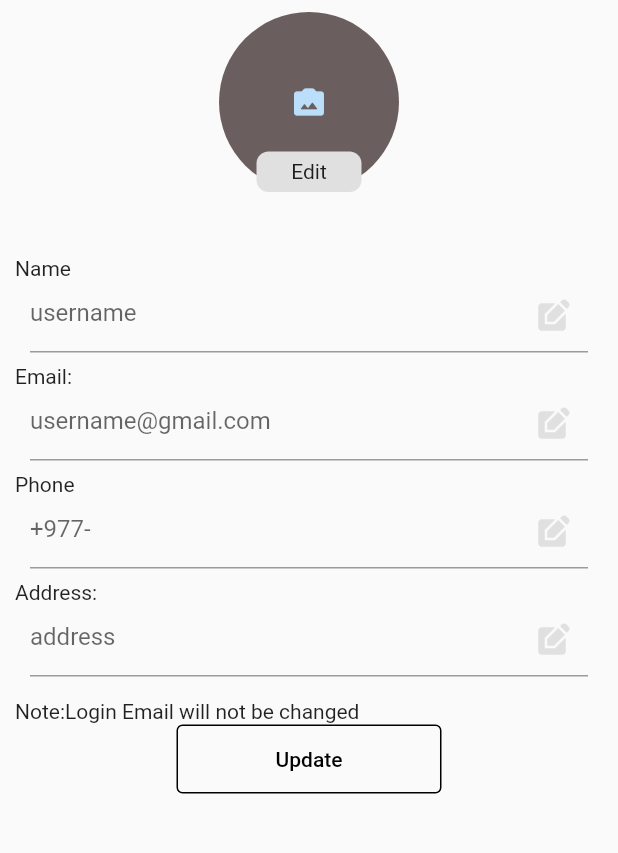
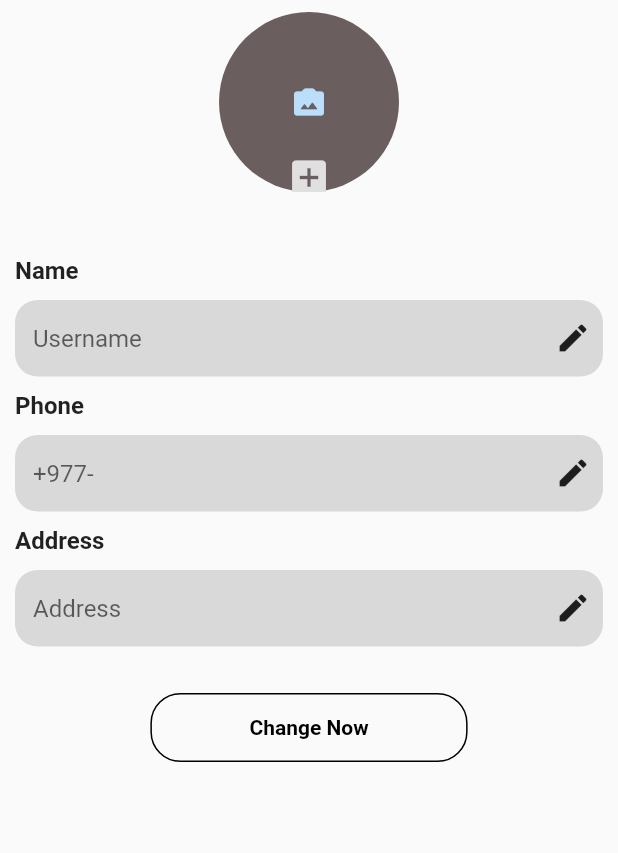
Before and after one commit to aakritip15/E_commerce, a Flutter app: the EditInfo screen opened directly, on a phone screen of 412 x 824 dp, the part 84-937 px from its top. Run offline on Flutter 3.47's test engine with Material 2 defaults, Android fonts, the phone set to English and light mode, and no system bars; our stand-ins replace cloud_firestore, feather_icons, firebase_auth, firebase_core, firebase_storage, google_fonts and 1 more; missing offline and left inert: cross_file_image; accounts and stored records are empty; Roboto replaces fonts that are missing (Times).

Commit message:
UI chacged

```diff
--- a/lib/Screens/edit_information.dart
+++ b/lib/Screens/edit_information.dart
@@ -1,14 +1,18 @@
 // ignore_for_file: prefer_const_constructors
+
+import 'dart:io';
 
 import 'package:app_1/models/appbar.dart';
 import 'package:cloud_firestore/cloud_firestore.dart';
 import 'package:firebase_auth/firebase_auth.dart';
 import 'package:firebase_core/firebase_core.dart';
+import 'package:firebase_storage/firebase_storage.dart';
 import 'package:flutter/material.dart';
 import 'package:google_fonts/google_fonts.dart';
 import '/consts/colors.dart';
 import '/widgets/customTextFormField.dart';
 import '/widgets/myTextField.dart';
+import 'package:image_picker/image_picker.dart';
 
 class EditInfo extends StatefulWidget {
   const EditInfo({super.key});
@@ -19,24 +23,22 @@ class EditInfo extends StatefulWidget {
 
 class _EditInfoState extends State<EditInfo> {
   TextEditingController nameController = TextEditingController();
-  TextEditingController emailController = TextEditingController();
   TextEditingController phoneController = TextEditingController();
   TextEditingController addressController = TextEditingController();
+
+  XFile? _image;
+  final ImagePicker _picker = ImagePicker();
+  String imageUrl = "";
 
   void updateInformationinDatabase() {
     String uid = FirebaseAuth.instance.currentUser!.uid;
     String name = nameController.text.trim();
-    String email = emailController.text.trim();
     String phone = phoneController.text.trim();
     String address = addressController.text.trim();
     //If any of the fields are empty, then return
-    if (name.isNotEmpty &&
-        email.isNotEmpty &&
-        phone.isNotEmpty &&
-        address.isNotEmpty) {
+    if (name.isNotEmpty && phone.isNotEmpty && address.isNotEmpty) {
       FirebaseFirestore.instance.collection('users').doc(uid).update({
         'name': name,
-        'email': email,
         'phone': phone,
         'address': address,
       });
@@ -75,26 +77,17 @@ class _EditInfoState extends State<EditInfo> {
                       radius: 60.0,
                     ),
                   ),
-                  InkWell(
-                    onTap: () {
-                      //TODO: Add functionality to Edit Button
-                    },
-                    child: Container(
-                      width: 70,
-                      height: 27,
-
-                      // color: kBlue,
-                      decoration: BoxDecoration(
+                  Positioned(
+                    bottom: -5.0,
+                    child: InkWell(
+                      onTap: () {
+                        _showImageSourceDialog();
+                      },
+                      child: Icon(
+                        Icons.add_box,
                         color: kGrey,
-                        borderRadius: BorderRadius.circular(8.0),
+                        size: 30,
                       ),
-                      child: const Center(
-                          child: Text(
-                        'Edit',
-                        style: TextStyle(
-                          fontFamily: 'Times',
-                        ),
-                      )),
                     ),
                   ),
                 ],
@@ -103,199 +96,132 @@ class _EditInfoState extends State<EditInfo> {
             SizedBox(
               height: 35.0,
             ),
-            Text('Name'),
-            textFieldEditInfo(
-                text: 'username', fieldController: nameController),
-            SizedBox(height: 8.0),
-            Text('Email:'),
-            textFieldEditInfo(
-                text: 'username@gmail.com', fieldController: emailController),
-            SizedBox(height: 8.0),
-            Text('Phone'),
-            textFieldEditInfo(
-                text: '+977-', fieldController: phoneController),
-            SizedBox(height: 8.0),
-            Text('Address:'),
-            textFieldEditInfo(
-              text: 'address',
-              fieldController: addressController,
+            const Text(
+              'Name',
+              style: TextStyle(
+                fontFamily: 'Times',
+                fontSize: 16,
+                fontWeight: FontWeight.bold,
+              ),
             ),
-            SizedBox(height: 15.0),
-            Text('Note:Login Email will not be changed'),
+            SizedBox(height: 10.0),
+            Stack(
+              alignment: Alignment.centerRight,
+              children: [
+                TextFormField(
+                  maxLines: 1,
+                  decoration: const InputDecoration(
+                      isDense: true,
+                      hintText: 'Username',
+                      filled: true,
+                      fillColor: Color(0xffD9D9D9),
+                      border: OutlineInputBorder(
+                        borderSide: BorderSide.none,
+                        borderRadius: BorderRadius.all(Radius.circular(15.0)),
+                        gapPadding: 4.0,
+                      )),
+                ),
+                const Padding(
+                  padding: EdgeInsets.all(8.0),
+                  child: Icon(
+                    Icons.edit,
+                    //color: Colors.white12,
+                  ),
+                )
+              ],
+            ),
+            SizedBox(height: 10.0),
+            const Text(
+              'Phone',
+              style: TextStyle(
+                fontFamily: 'Times',
+                fontSize: 16,
+                fontWeight: FontWeight.bold,
+              ),
+            ),
+            SizedBox(height: 10.0),
+            Stack(
+              alignment: Alignment.centerRight,
+              children: [
+                TextFormField(
+                  maxLines: 1,
+                  decoration: const InputDecoration(
+                      isDense: true,
+                      hintText: '+977-',
+                      filled: true,
+                      fillColor: Color(0xffD9D9D9),
+                      border: OutlineInputBorder(
+                        borderSide: BorderSide.none,
+                        borderRadius: BorderRadius.all(Radius.circular(15.0)),
+                        gapPadding: 4.0,
+                      )),
+                ),
+                const Padding(
+                  padding: EdgeInsets.all(8.0),
+                  child: Icon(
+                    Icons.edit,
+                    //color: Colors.white12,
+                  ),
+                )
+              ],
+            ),
+            SizedBox(height: 10.0),
+            const Text(
+              'Address',
+              style: TextStyle(
+                fontFamily: 'Times',
+                fontSize: 16,
+                fontWeight: FontWeight.bold,
+              ),
+            ),
+            SizedBox(height: 10.0),
+            Stack(
+              alignment: Alignment.centerRight,
+              children: [
+                TextFormField(
+                  maxLines: 1,
+                  decoration: const InputDecoration(
+                      isDense: true,
+                      hintText: 'Address',
+                      filled: true,
+                      fillColor: Color(0xffD9D9D9),
+                      border: OutlineInputBorder(
+                        borderSide: BorderSide.none,
+                        borderRadius: BorderRadius.all(Radius.circular(15.0)),
+                        gapPadding: 4.0,
+                      )),
+                ),
+                const Padding(
+                  padding: EdgeInsets.all(8.0),
+                  child: Icon(
+                    Icons.edit,
+                    //color: Colors.white12,
+                  ),
+                )
+              ],
+            ),
+            SizedBox(height: 30.0),
             Center(
               child: OutlinedButton(
                 style: OutlinedButton.styleFrom(
-                  side: BorderSide(color: Colors.black),
-                ),
+                    side: BorderSide(
+                      color: Colors.black,
+                    ),
+                    shape: RoundedRectangleBorder(
+                        borderRadius: BorderRadius.circular(20))),
                 onPressed: () {
-                  updateInformationinDatabase();
+                  _sendImageCloud();
+                  //updateInformationinDatabase();
                 },
-                child: Padding(
-                  padding: const EdgeInsets.symmetric(
-                      horizontal: 50.0, vertical: 15.0),
+                child: const Padding(
+                  padding:
+                      EdgeInsets.symmetric(horizontal: 50.0, vertical: 15.0),
                   child: Text(
-                    'Update',
-                    style: TextStyle(color: Colors.black),
-// =======
-//               const Text(
-//                 'Name',
-//                 style: TextStyle(
-//                   fontFamily: 'Times',
-//                   fontSize: 16,
-//                   fontWeight: FontWeight.bold,
-//                 ),
-//               ),
-//               SizedBox(height: 10.0),
-//               Stack(
-//                 alignment: Alignment.centerRight,
-//                 children: [
-//                   TextFormField(
-//                     maxLines: 1,
-//                     decoration: const InputDecoration(
-//                         isDense: true,
-//                         hintText: 'Username',
-//                         filled: true,
-//                         fillColor: Color(0xffD9D9D9),
-//                         border: OutlineInputBorder(
-//                           borderSide: BorderSide.none,
-//                           borderRadius: BorderRadius.all(Radius.circular(15.0)),
-//                           gapPadding: 4.0,
-//                         )),
-//                   ),
-//                   const Padding(
-//                     padding: EdgeInsets.all(8.0),
-//                     child: Icon(
-//                       Icons.edit,
-//                       //color: Colors.white12,
-//                     ),
-//                   )
-//                 ],
-//               ),
-//               SizedBox(height: 10.0),
-//               const Text(
-//                 'Email',
-//                 style: TextStyle(
-//                   fontFamily: 'Times',
-//                   fontSize: 16,
-//                   fontWeight: FontWeight.bold,
-//                 ),
-//               ),
-//               SizedBox(height: 10.0),
-//               Stack(
-//                 alignment: Alignment.centerRight,
-//                 children: [
-//                   TextFormField(
-//                     maxLines: 1,
-//                     decoration: const InputDecoration(
-//                         isDense: true,
-//                         hintText: 'username@gmail.com',
-//                         filled: true,
-//                         fillColor: Color(0xffD9D9D9),
-//                         border: OutlineInputBorder(
-//                           borderSide: BorderSide.none,
-//                           borderRadius: BorderRadius.all(Radius.circular(15.0)),
-//                           gapPadding: 4.0,
-//                         )),
-//                   ),
-//                   const Padding(
-//                     padding: EdgeInsets.all(8.0),
-//                     child: Icon(
-//                       Icons.edit,
-//                       //color: Colors.white12,
-//                     ),
-//                   )
-//                 ],
-//               ),
-//               SizedBox(height: 10.0),
-//               const Text(
-//                 'Phone',
-//                 style: TextStyle(
-//                   fontFamily: 'Times',
-//                   fontSize: 16,
-//                   fontWeight: FontWeight.bold,
-//                 ),
-//               ),
-//               SizedBox(height: 10.0),
-//               Stack(
-//                 alignment: Alignment.centerRight,
-//                 children: [
-//                   TextFormField(
-//                     maxLines: 1,
-//                     decoration: const InputDecoration(
-//                         isDense: true,
-//                         hintText: '+977-',
-//                         filled: true,
-//                         fillColor: Color(0xffD9D9D9),
-//                         border: OutlineInputBorder(
-//                           borderSide: BorderSide.none,
-//                           borderRadius: BorderRadius.all(Radius.circular(15.0)),
-//                           gapPadding: 4.0,
-//                         )),
-//                   ),
-//                   const Padding(
-//                     padding: EdgeInsets.all(8.0),
-//                     child: Icon(
-//                       Icons.edit,
-//                       //color: Colors.white12,
-//                     ),
-//                   )
-//                 ],
-//               ),
-//               SizedBox(height: 10.0),
-//               const Text(
-//                 'Address',
-//                 style: TextStyle(
-//                   fontFamily: 'Times',
-//                   fontSize: 16,
-//                   fontWeight: FontWeight.bold,
-//                 ),
-//               ),
-//               SizedBox(height: 10.0),
-//               Stack(
-//                 alignment: Alignment.centerRight,
-//                 children: [
-//                   TextFormField(
-//                     maxLines: 1,
-//                     decoration: const InputDecoration(
-//                         isDense: true,
-//                         hintText: 'Address',
-//                         filled: true,
-//                         fillColor: Color(0xffD9D9D9),
-//                         border: OutlineInputBorder(
-//                           borderSide: BorderSide.none,
-//                           borderRadius: BorderRadius.all(Radius.circular(15.0)),
-//                           gapPadding: 4.0,
-//                         )),
-//                   ),
-//                   const Padding(
-//                     padding: EdgeInsets.all(8.0),
-//                     child: Icon(
-//                       Icons.edit,
-//                       //color: Colors.white12,
-//                     ),
-//                   )
-//                 ],
-//               ),
-//               SizedBox(height: 30.0),
-//               Center(
-//                 child: OutlinedButton(
-//                   style: OutlinedButton.styleFrom(
-//                       side: BorderSide(
-//                         color: Colors.black,
-//                       ),
-//                       shape: RoundedRectangleBorder(
-//                           borderRadius: BorderRadius.circular(20))),
-//                   onPressed: () {},
-//                   child: const Padding(
-//                     padding:
-//                         EdgeInsets.symmetric(horizontal: 50.0, vertical: 15.0),
-//                     child: Text(
-//                       'Change Now',
-//                       style: TextStyle(
-//                         color: Colors.black,
-//                         fontWeight: FontWeight.bold,
-//                       ),
-// >>>>>>> 16acfb2f9af071af36342b9eeef1b6e8dae56bb4
+                    'Change Now',
+                    style: TextStyle(
+                      color: Colors.black,
+                      fontWeight: FontWeight.bold,
+                    ),
                   ),
                 ),
               ),
@@ -305,4 +231,75 @@ class _EditInfoState extends State<EditInfo> {
       ),
     );
   }
+
+  _showImageSourceDialog() {
+    showDialog(
+      context: context,
+      builder: (BuildContext context) {
+        return AlertDialog(
+          title: Text('Select Image Source'),
+          content: SingleChildScrollView(
+            child: ListBody(
+              children: [
+                ListTile(
+                  leading: Icon(Icons.camera_alt),
+                  title: Text('Camera'),
+                  onTap: () {
+                    _openCamera();
+                  },
+                ),
+                Padding(padding: EdgeInsets.all(8.0)),
+                ListTile(
+                  leading: Icon(Icons.photo_library),
+                  title: Text('Gallery'),
+                  onTap: () {
+                    _openGallery();
+                  },
+                ),
+              ],
+            ),
+          ),
+        );
+      },
+    );
+  }
+
+  _openCamera() async {
+    XFile? image;
+    image = await _picker.pickImage(source: ImageSource.camera);
+
+    setState(() {
+      _image = image;
+    });
+  }
+
+  _openGallery() async {
+    XFile? image;
+    image = await _picker.pickImage(source: ImageSource.gallery);
+
+    setState(() {
+      _image = image;
+    });
+  }
+
+  _sendImageCloud() async {
+    if (_image == null) return;
+    //getting reference to storage root
+    Reference referenceRoot = FirebaseStorage.instance.ref();
+    Reference referenceDirImages = referenceRoot.child('Profileimages');
+
+    //reference for the images to be stored
+    String uniqueFileName = DateTime.now().millisecondsSinceEpoch.toString();
+    Reference referenceImageToUpload = referenceDirImages.child(uniqueFileName);
+
+    //Store the file
+    try {
+      await referenceImageToUpload.putFile(File(_image!.path));
+      imageUrl = await referenceImageToUpload.getDownloadURL();
+
+      //!find out the user model and update the image url
+      //!in the user model
+      //!then update the user model in the database
+    } catch (error) {}
+  }
 }
--- a/lib/Screens/housepage.dart
+++ b/lib/Screens/housepage.dart
@@ -1,5 +1,3 @@
-// ignore_for_file: prefer_const_constructors, non_constant_identifier_names, prefer_const_constructors_in_immutables
-
 import 'dart:async';
 
 import 'package:app_1/Screens/ProductDetails.dart';
@@ -15,7 +13,6 @@ import 'package:flutter/material.dart';
 import '../models/nav.dart';
 import '../models/productModel.dart';
 
-/*
 class MyHousePage extends StatelessWidget {
   final _reference = FirebaseFirestore.instance.collection('products');
 
@@ -68,9 +65,7 @@ class MyHousePage extends StatelessWidget {
           SizedBox(
             height: 20,
           ),
-          Container(
-            color: kPink,
-            child: /*StreamBuilder<QuerySnapshot>(
+          StreamBuilder<QuerySnapshot>(
             stream: _stream,
             builder: (BuildContext context, AsyncSnapshot snapshot) {
               //Check error
@@ -96,6 +91,7 @@ class MyHousePage extends StatelessWidget {
 
                 //Display the list
                 return ListView.builder(
+                    shrinkWrap: true,
                     itemCount: products.length,
                     itemBuilder: (BuildContext context, int index) {
                       //Get the item at this index
@@ -113,26 +109,6 @@ class MyHousePage extends StatelessWidget {
               //Show loader
               return Center(child: CircularProgressIndicator());
             },
-            ),*/
-
-                Column(
-              children: [
-                ProductWidget(
-                    title: 'title',
-                    productId: 'productId',
-                    productSellerId: 'productSellerId'),
-                ProductWidget(
-                    title: 'title',
-                    productId: 'productId',
-                    productSellerId: 'productSellerId'),
-                ProductWidget(
-                    title: 'title',
-                    productId: 'productId',
-                    productSellerId: 'productSellerId'),
-              ],
-            ),
-
-            //Display a list //,
           ),
         ]),
       ),
@@ -189,6 +165,7 @@ class ProductWidget extends StatelessWidget {
             children: [
               Container(
                 height: 180,
+                width: 230,
                 child: Image(
                   image: AssetImage(appIcon),
                 ),
@@ -198,9 +175,9 @@ class ProductWidget extends StatelessWidget {
                 children: [
                   Container(
                     height: 25,
-                    width: 150,
+                    width: 130,
                     color: Colors.grey[100],
-                    child: Text('title'),
+                    child: Text(title),
                   ),
                   SizedBox(
                     height: 10,
@@ -209,7 +186,7 @@ class ProductWidget extends StatelessWidget {
                     height: 15,
                     width: 70,
                     color: Colors.grey[200],
-                    child: Text('productId'),
+                    child: Text(productId),
                   ),
                   SizedBox(
                     height: 10,
@@ -220,17 +197,20 @@ class ProductWidget extends StatelessWidget {
                     decoration: BoxDecoration(
                         color: Colors.grey[200],
                         borderRadius: BorderRadius.circular(12)),
-                    child: Text('productSellerId'),
+                    child: Text(productSellerId),
                   ),
                   SizedBox(
                     height: 25,
                   ),
-                  Container(
+                  InkWell(
+                    onTap: () {
+                      Navigator.push(context,
+                          MaterialPageRoute(builder: (context) => Item_view()));
+                    },
+                    child: Container(
                       child: Row(
                         children: [
-                        SizedBox(
-                          width: 70,
-                        ),
+                          SizedBox(width: 70),
                           Container(
                             height: 25,
                             width: 25,
@@ -250,6 +230,7 @@ class ProductWidget extends StatelessWidget {
                           )
                         ],
                       ),
+                    ),
                   )
                 ],
               )
@@ -258,78 +239,3 @@ class ProductWidget extends StatelessWidget {
         ));
   }
 }
-*/
-
-class MyHousePage extends StatelessWidget {
-  MyHousePage({Key? key}) : super(key: key) {
-    _stream = _reference.snapshots();
-  }
-
-  final _reference = FirebaseFirestore.instance.collection('products');
-
-  //_reference.get()  ---> returns Future<QuerySnapshot>
-  //_reference.snapshots()--> Stream<QuerySnapshot> -- realtime updates
-  late Stream<QuerySnapshot> _stream;
-
-  @override
-  Widget build(BuildContext context) {
-    return Scaffold(
-      appBar: AppBar(
-        title: Text('My House'),
-      ),
-      body: StreamBuilder<QuerySnapshot>(
-        stream: _stream,
-        builder: (BuildContext context, AsyncSnapshot snapshot) {
-          //Check error
-          if (snapshot.hasError) {
-            return Center(child: Text('Some error occurred ${snapshot.error}'));
-          }
-
-          //Check if data arrived
-          if (snapshot.hasData) {
-            //get the data
-            QuerySnapshot querySnapshot = snapshot.data;
-            List<QueryDocumentSnapshot> documents = querySnapshot.docs;
-
-            //Convert the documents to Maps
-            List<Map> products = documents
-                .map((e) => {
-                      'ProductSellerId': e.id,
-                      'ProductName': e['ProductName'],
-                      'ProductID': e['ProductID']
-                    })
-                .toList();
-
-            //Display the list
-            return ListView.builder(
-                itemCount: products.length,
-                itemBuilder: (BuildContext context, int index) {
-                  //Get the item at this index
-                  Map thisProduct = products[index];
-                  //REturn the widget for the list items
-                  return ListTile(
-                    title: Text('${thisProduct['ProductName']}'),
-                    subtitle: Text('${thisProduct['ProductID']}'),
-                    onTap: () {
-                      Navigator.of(context).push(MaterialPageRoute(
-                          builder: (context) => LandingPage()));
-                    },
-                  );
-                });
-          }
-
-          //Show loader
-          return Center(child: CircularProgressIndicator());
-        },
-      ), //Display a list // Add a FutureBuilder
-      floatingActionButton: FloatingActionButton(
-        onPressed: () {
-          /* Navigator.of(context)
-              .push(MaterialPageRoute(builder: (context) => AddItem()));*/
-        },
-        // tooltip: 'Increment',
-        child: const Icon(Icons.add),
-      ),
-    );
-  }
-}
```
Lines whose indentation alone changed are shown as unchanged.
